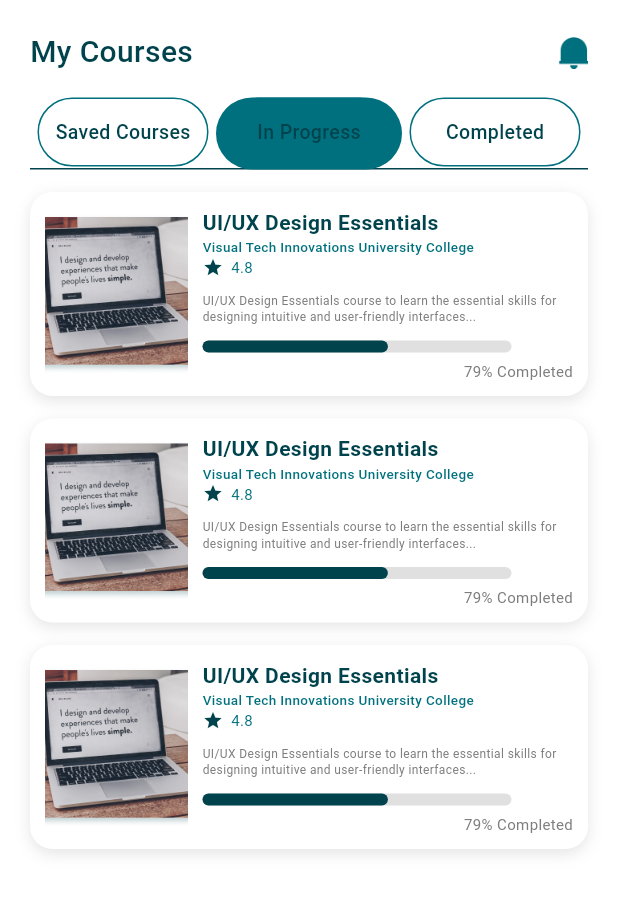
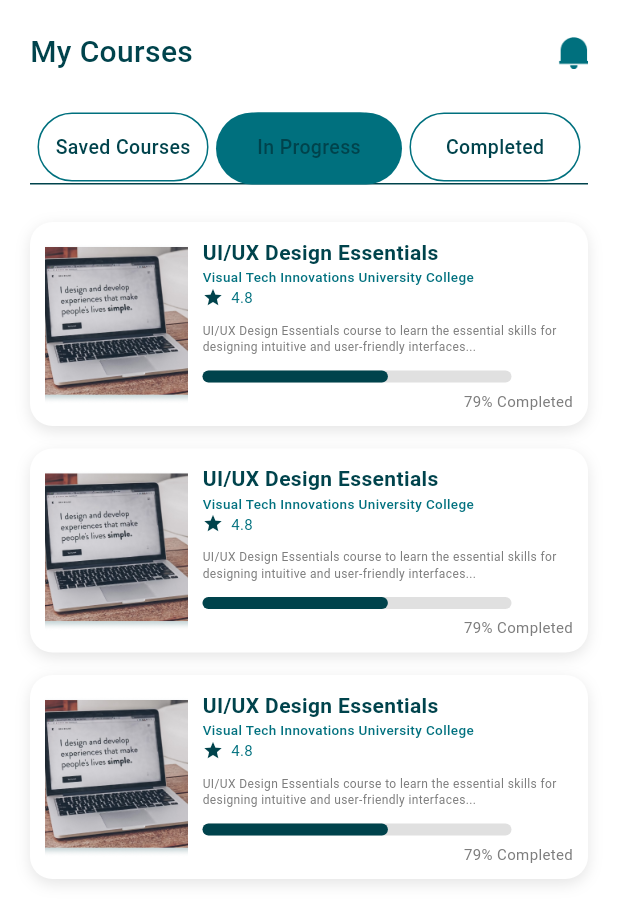
Before and after one commit to swagatapal/E_Learning, a Flutter app: the MyCourseTab screen opened directly, tab 2 chosen, on a phone screen of 412 x 824 dp. Shown: the top 923 px of the screen. Run offline on Flutter 3.47's test engine with Material 3 defaults, Android fonts, the phone set to English and light mode, and no system bars; our stand-ins replace flutter_bounce, persistent_bottom_nav_bar, smooth_page_indicator.

Commit message:
bottom spacing of my courses screen fix

```diff
--- a/lib/Screens/MyCourse/View/my_course_tab.dart
+++ b/lib/Screens/MyCourse/View/my_course_tab.dart
@@ -34,13 +34,15 @@ class _MyCourseTabState extends State<MyCourseTab>
       child: DefaultTabController(
         length: 3,
         child: Scaffold(
-          body: Column(
+          body: Padding(
+            padding: const EdgeInsets.only(bottom: 20.0),
+            child: Column(
               children: [
                 const MyCourseHeading(),
                 const SizedBox(height: 15),
                 TabBar(
                   controller: tabController,
-                padding: const EdgeInsets.symmetric(horizontal: 20.0),
+                  padding: const EdgeInsets.symmetric(horizontal: 20.0, vertical: 10.0),
                   labelPadding: EdgeInsets.zero,
                   indicatorColor: Colors.transparent,
                   indicatorSize: TabBarIndicatorSize.label,
@@ -70,7 +72,7 @@ class _MyCourseTabState extends State<MyCourseTab>
                     controller: tabController,
                     children: [
                       ListView.builder(
-                        itemCount: 3,
+                          itemCount: 9,
                           itemBuilder: (context, index) {
                             return const SavedCourse();
                           }),
@@ -91,6 +93,7 @@ class _MyCourseTabState extends State<MyCourseTab>
             ),
           ),
         ),
+      ),
     );
   }
 }
--- a/lib/Screens/MyCourse/Widgets/my_course_tab_container.dart
+++ b/lib/Screens/MyCourse/Widgets/my_course_tab_container.dart
@@ -9,7 +9,7 @@ class MyCourseTabContainer extends StatelessWidget {
   @override
   Widget build(BuildContext context) {
     return Container(
-      margin: const EdgeInsets.symmetric(horizontal: 5),
+      margin: const EdgeInsets.symmetric(horizontal: 5,),
       alignment: Alignment.center,
       decoration: BoxDecoration(
         border: Border.all(color: AppColors.primaryButtonColor),
```
Lines whose indentation alone changed are shown as unchanged.
